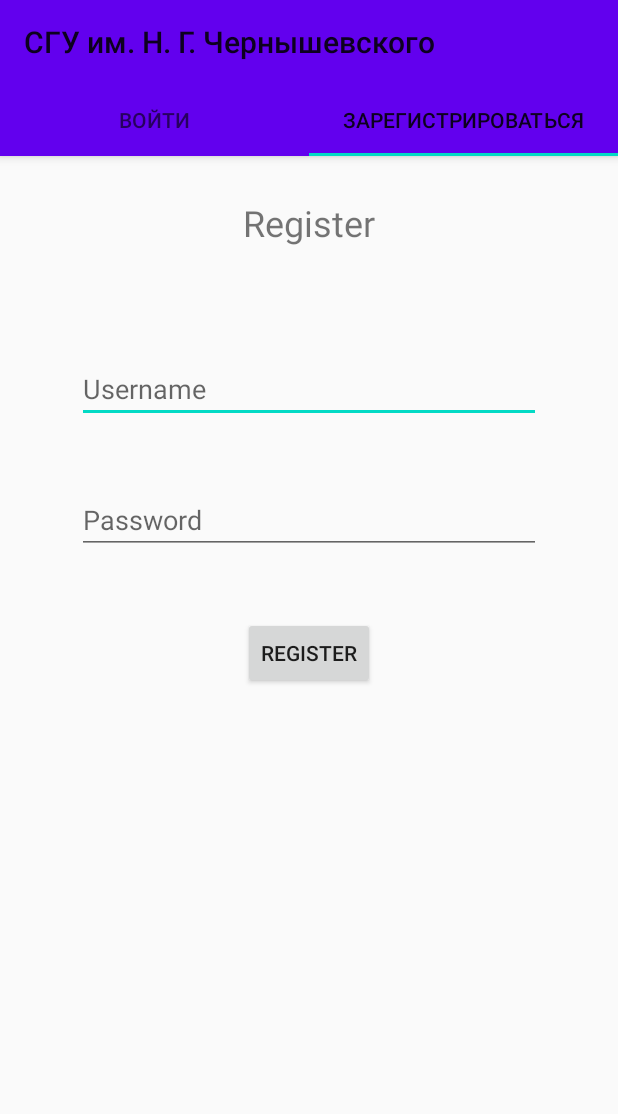
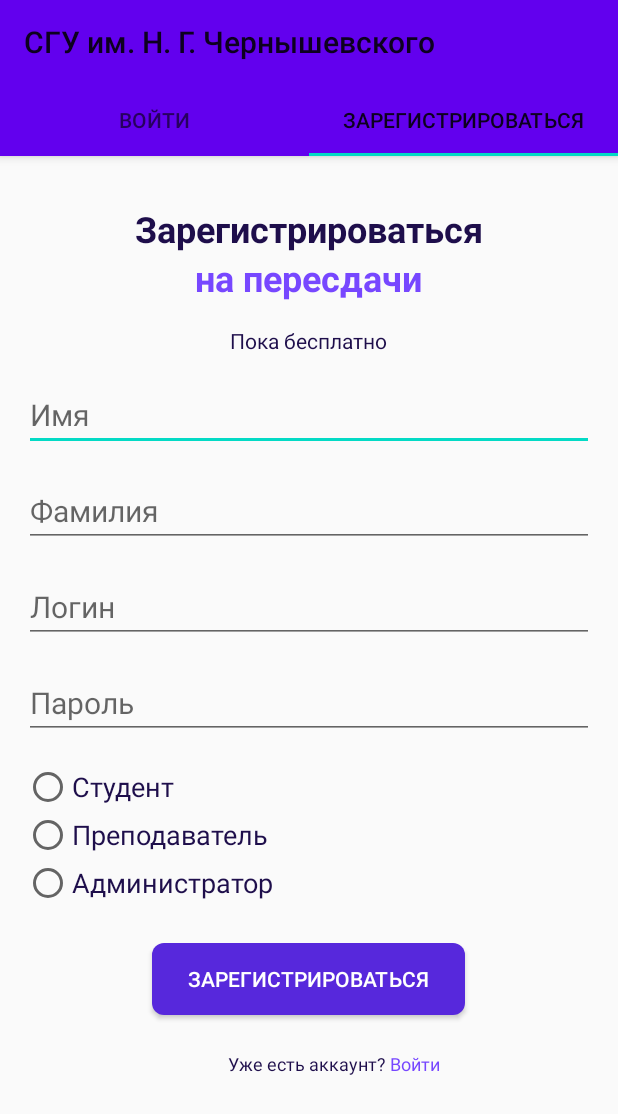
Before and after one commit to orehusLina/2-Year-Coursework-Unhappy-Students-Schedule-App, an Android app: the screen it shows after launch (MainActivity), tab 2 chosen, on a phone screen of 412 x 824 dp. Shown: the top 1114 px of the screen. Run offline under Robolectric (Android 15) with nearby library versions, the phone set to English and light mode, and no system bars.

Commit message:
Added register screen design

```diff
--- a/app/src/main/java/com/example/firstapp/fragments/Register.java
+++ b/app/src/main/java/com/example/firstapp/fragments/Register.java
@@ -10,6 +10,9 @@ import android.view.View;
 import android.view.ViewGroup;
 import android.widget.Button;
 import android.widget.EditText;
+import android.widget.RadioButton;
+import android.widget.RadioGroup;
+import android.widget.TextView;
 import android.widget.Toast;
 
 import com.example.firstapp.MainActivity;
@@ -27,71 +30,99 @@ import retrofit2.Response;
 import retrofit2.Retrofit;
 import retrofit2.converter.gson.GsonConverterFactory;
 
-
 public class Register extends Fragment {
     public static String TAG = "TAG";
 
-    EditText uname,password;
-    Button sign;
-     User user;
+    EditText firstName, lastName, username, password;
+    RadioGroup roleRadioGroup;
+    Button registerButton;
+    TextView logInLink;
+    User user;
 
     public Register() {
         // Required empty public constructor
-    }
-
-
-
-
-
-    @Override
-    public void onCreate(Bundle savedInstanceState) {
-        super.onCreate(savedInstanceState);
-
     }
 
     @Override
     public View onCreateView(LayoutInflater inflater, ViewGroup container,
                              Bundle savedInstanceState) {
         // Inflate the layout for this fragment
-       View view = inflater.inflate(R.layout.fragment_register, container, false);
+        View view = inflater.inflate(R.layout.fragment_register, container, false);
 
-        uname =view.findViewById(R.id.usn);
-        password = view.findViewById(R.id.pass);
-        sign = view.findViewById(R.id.regbtn);
+        firstName = view.findViewById(R.id.first_name_register);
+        lastName = view.findViewById(R.id.last_name_register);
+        username = view.findViewById(R.id.username_register);
+        password = view.findViewById(R.id.password_register);
+        roleRadioGroup = view.findViewById(R.id.role_radio_group);
+        registerButton = view.findViewById(R.id.register_button);
+        logInLink = view.findViewById(R.id.log_in_link);
 
-        sign.setOnClickListener(new View.OnClickListener() {
+        registerButton.setOnClickListener(new View.OnClickListener() {
             @Override
             public void onClick(View v) {
-                user = new User();
-                user.setPassword(password.getText().toString());
-                user.setUsername(uname.getText().toString());
-
-                Log.d(TAG, "onClick: password"+ uname +" username" + password);
-                SendPostReq(user);
+                registerUser();
             }
         });
-        return  view;
+
+        logInLink.setOnClickListener(new View.OnClickListener() {
+            @Override
+            public void onClick(View v) {
+                // Handle log in link click
+                Toast.makeText(getContext(), "Log in link clicked", Toast.LENGTH_SHORT).show();
+            }
+        });
+
+        return view;
     }
 
-    private void SendPostReq(final User m) {
+    private void registerUser() {
+        /*
+        user = new User();
+        user.setFirstName(firstName.getText().toString());
+        user.setLastName(lastName.getText().toString());
+        user.setUsername(username.getText().toString());
+        user.setPassword(password.getText().toString());
+
+        int selectedRoleId = roleRadioGroup.getCheckedRadioButtonId();
+        switch (selectedRoleId) {
+            case R.id.role_student:
+                user.setRole("Student");
+                break;
+            case R.id.role_teacher:
+                user.setRole("Teacher");
+                break;
+            case R.id.role_admin:
+                user.setRole("Admin");
+                break;
+            default:
+                // Handle default case
+                break;
+        }
+
+
+         */
+        Log.d(TAG, "onClick: FirstName " + firstName + " Username " + username);
+        SendPostReq(user);
+    }
+
+    private void SendPostReq(final User user) {
         HttpLoggingInterceptor httpLoggingInterceptor = new HttpLoggingInterceptor();
         httpLoggingInterceptor.setLevel(HttpLoggingInterceptor.Level.BODY);
 
         OkHttpClient okHttpClient = new OkHttpClient.Builder().addInterceptor(httpLoggingInterceptor).build();
-        Retrofit retrofit  = new Retrofit.Builder()
+        Retrofit retrofit = new Retrofit.Builder()
                 .baseUrl(MainActivity.BASE_URL)
                 .addConverterFactory(GsonConverterFactory.create())
                 .client(okHttpClient)
                 .build();
         UserAPI userAPI = retrofit.create(UserAPI.class);
-        Call<Void> call = userAPI.signUp(m);
+        Call<Void> call = userAPI.signUp(user);
         call.enqueue(new Callback<Void>() {
             @Override
             public void onResponse(@NotNull Call<Void> call, @NotNull Response<Void> response) {
-                if(response.code()==200){
-                    Toast.makeText(getContext(),"You have signed up successully & saved your data!!!!", Toast.LENGTH_SHORT).show();
-
-                }else {
+                if (response.code() == 200) {
+                    Toast.makeText(getContext(), "You have signed up successfully & saved your data!!!!", Toast.LENGTH_SHORT).show();
+                } else {
                     Toast.makeText(getContext(), "Failed to sign up!!!", Toast.LENGTH_SHORT).show();
                 }
             }
--- /dev/null
+++ b/app/src/main/res/drawable/edit_text_bg.xml
@@ -0,0 +1,12 @@
+<?xml version="1.0" encoding="utf-8"?>
+<shape xmlns:android="http://schemas.android.com/apk/res/android"
+    android:shape="rectangle">
+    <!-- Задаем цвет фона -->
+    <solid android:color="#ffffff" />
+    <!-- Задаем цвет рамки -->
+    <stroke
+        android:width="1dp"
+        android:color="#bdbdbd" />
+    <!-- Задаем скругление углов -->
+    <corners android:radius="8dp" />
+</shape>
--- a/app/src/main/res/layout/fragment_login.xml
+++ b/app/src/main/res/layout/fragment_login.xml
@@ -50,7 +50,7 @@
         android:layout_marginTop="16dp"
         android:hint="Логин"
         android:inputType="textEmailAddress"
-        android:textSize="14sp"
+        android:textSize="24sp"
         android:textColor="#1e0e4b"
         />
 
@@ -62,7 +62,7 @@
         android:layout_marginTop="16dp"
         android:hint="Пароль"
         android:inputType="textPassword"
-        android:textSize="14sp"
+        android:textSize="24sp"
         android:textColor="#1e0e4b"
         />
 
--- a/app/src/main/res/layout/fragment_register.xml
+++ b/app/src/main/res/layout/fragment_register.xml
@@ -1,44 +1,162 @@
 <?xml version="1.0" encoding="utf-8"?>
 <RelativeLayout xmlns:android="http://schemas.android.com/apk/res/android"
-    xmlns:tools="http://schemas.android.com/tools"
+    android:id="@+id/register"
     android:layout_width="match_parent"
     android:layout_height="match_parent"
-    tools:context=".fragments.Register">
+    android:padding="16dp">
 
-<TextView
-    android:layout_width="wrap_content"
-    android:layout_height="wrap_content"
-    android:text="Register"
-    android:textSize="24sp"
-    android:id="@+id/reg"
-    android:layout_centerHorizontal="true"
-    android:layout_marginTop="28dp"/>
+    <TextView
+        android:id="@+id/welcome_title_register"
+        android:layout_width="wrap_content"
+        android:layout_height="wrap_content"
+        android:text="Зарегистрироваться"
+        android:textSize="24sp"
+        android:textColor="#1e0e4b"
+        android:textStyle="bold"
+        android:layout_centerHorizontal="true"
+        android:layout_marginTop="16dp"/>
+
+    <TextView
+        android:id="@+id/app_name_register"
+        android:layout_width="wrap_content"
+        android:layout_height="wrap_content"
+        android:text="на пересдачи"
+        android:textSize="24sp"
+        android:textColor="#7747ff"
+        android:textStyle="bold"
+        android:layout_below="@id/welcome_title_register"
+        android:layout_centerHorizontal="true"/>
+
+    <TextView
+        android:id="@+id/sign_up_text"
+        android:layout_width="wrap_content"
+        android:layout_height="wrap_content"
+        android:text="Пока бесплатно"
+        android:textSize="14sp"
+        android:textColor="#1e0e4b"
+        android:layout_below="@id/app_name_register"
+        android:layout_centerHorizontal="true"
+        android:layout_marginTop="16dp"/>
 
     <EditText
-        android:layout_width="309dp"
+        android:id="@+id/first_name_register"
+        android:layout_width="match_parent"
         android:layout_height="wrap_content"
-        android:layout_below="@id/reg"
-        android:layout_centerHorizontal="true"
-        android:layout_marginTop="72dp"
-        android:hint="Username"
-        android:id="@+id/usn"/>
+        android:layout_below="@id/sign_up_text"
+        android:layout_marginTop="16dp"
+        android:hint="Имя"
+        android:inputType="text"
+        android:textSize="20sp"
+    android:textColor="#1e0e4b"
+    />
+
     <EditText
-        android:id="@+id/pass"
-        android:layout_width="309dp"
-        android:hint="Password"
+        android:id="@+id/last_name_register"
+        android:layout_width="match_parent"
+        android:layout_height="wrap_content"
+        android:layout_below="@id/first_name_register"
+        android:layout_marginTop="16dp"
+        android:hint="Фамилия"
+        android:inputType="text"
+        android:textSize="20sp"
+        android:textColor="#1e0e4b"
+        />
+
+    <EditText
+        android:id="@+id/username_register"
+        android:layout_width="match_parent"
+        android:layout_height="wrap_content"
+        android:layout_below="@id/last_name_register"
+        android:layout_marginTop="16dp"
+        android:hint="Логин"
+        android:inputType="text"
+        android:textSize="20sp"
+    android:textColor="#1e0e4b"
+    />
+
+    <EditText
+        android:id="@+id/password_register"
+        android:layout_width="match_parent"
+        android:layout_height="wrap_content"
+        android:layout_below="@id/username_register"
+        android:layout_marginTop="16dp"
+        android:hint="Пароль"
         android:inputType="textPassword"
+        android:textSize="20sp"
+    android:textColor="#1e0e4b"
+    />
+
+    <RadioGroup
+        android:id="@+id/role_radio_group"
+        android:layout_width="match_parent"
         android:layout_height="wrap_content"
-        android:layout_below="@id/usn"
-        android:layout_marginTop="42dp"
-        android:layout_centerHorizontal="true">
-    </EditText>
+        android:layout_below="@id/password_register"
+        android:layout_marginTop="16dp"
+        android:orientation="vertical">
+
+        <RadioButton
+            android:id="@+id/role_student"
+            android:layout_width="wrap_content"
+            android:layout_height="wrap_content"
+            android:text="Студент"
+            android:textSize="18sp"
+        android:textColor="#1e0e4b"/>
+
+        <RadioButton
+            android:id="@+id/role_teacher"
+            android:layout_width="wrap_content"
+            android:layout_height="wrap_content"
+            android:text="Преподаватель"
+            android:textSize="18sp"
+        android:textColor="#1e0e4b"/>
+
+        <RadioButton
+            android:id="@+id/role_admin"
+            android:layout_width="wrap_content"
+            android:layout_height="wrap_content"
+            android:text="Администратор"
+            android:textSize="18sp"
+        android:textColor="#1e0e4b"/>
+    </RadioGroup>
+
     <Button
+        android:id="@+id/register_button"
+        android:background="@drawable/rounded_button_background"
         android:layout_width="wrap_content"
         android:layout_height="wrap_content"
-        android:text="Register"
-        android:id="@+id/regbtn"
-        android:layout_below="@id/pass"
+        android:layout_below="@id/role_radio_group"
         android:layout_centerHorizontal="true"
-        android:layout_marginTop="42dp"/>
+        android:layout_marginTop="24dp"
+
+        android:gravity="center"
+        android:paddingStart="24dp"
+        android:paddingTop="8dp"
+        android:paddingEnd="24dp"
+        android:paddingBottom="8dp"
+        android:text="Зарегистрироваться"
+        android:textColor="#ffffff"
+        android:textSize="14sp" />
+
+    <TextView
+        android:id="@+id/log_in_prompt"
+        android:layout_width="wrap_content"
+        android:layout_height="wrap_content"
+        android:text="Уже есть аккаунт? "
+        android:textSize="12sp"
+        android:textColor="#1e0e4b"
+        android:layout_below="@id/register_button"
+        android:layout_centerHorizontal="true"
+        android:layout_marginTop="24dp"/>
+
+    <TextView
+        android:id="@+id/log_in_link"
+        android:layout_width="wrap_content"
+        android:layout_height="wrap_content"
+        android:text="Войти"
+        android:textSize="12sp"
+        android:textColor="#7747ff"
+        android:layout_below="@id/register_button"
+        android:layout_toEndOf="@id/log_in_prompt"
+        android:layout_marginTop="24dp"/>
 
 </RelativeLayout>
```
